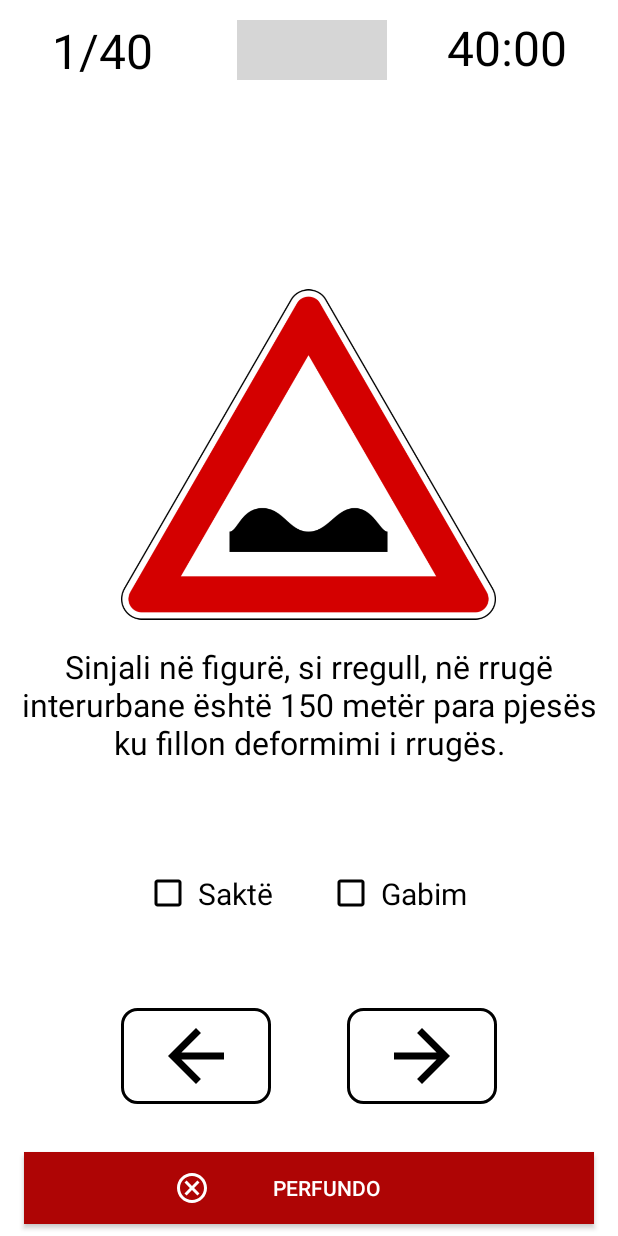
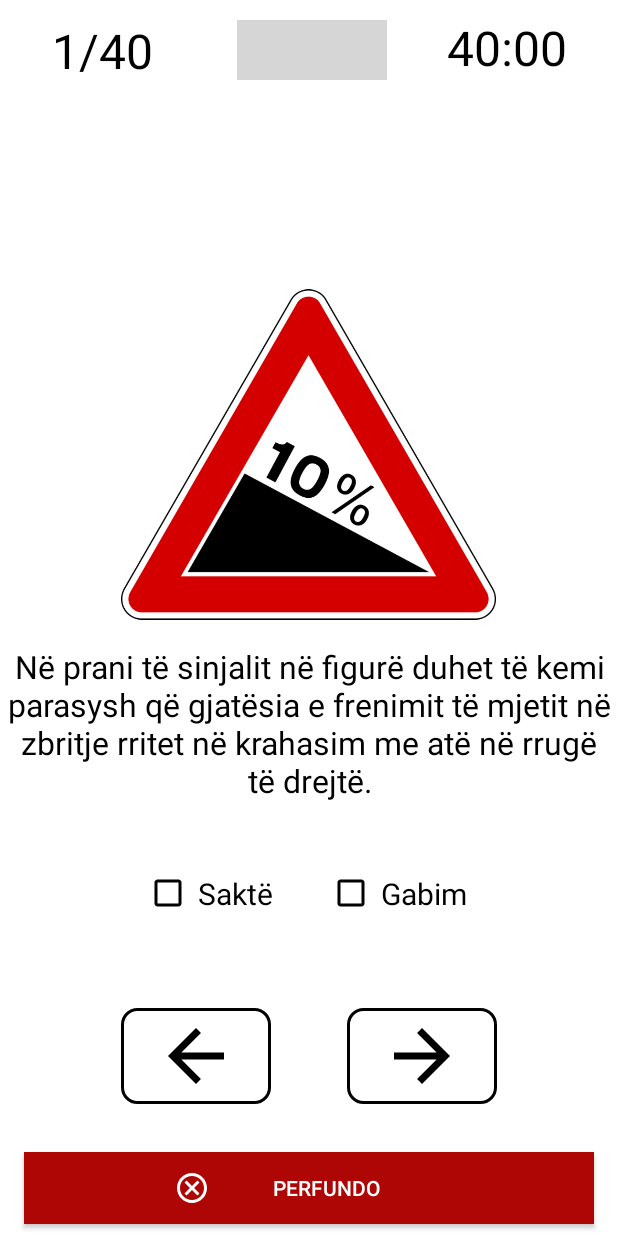
Before and after one commit to arsildo/DrivingLicenseProject, an Android app: the ExamActivity screen opened directly, with no data from a screen before it, on a phone screen of 412 x 824 dp. Run offline under Robolectric (Android 15) with nearby library versions, the phone set to English and light mode, and no system bars; grey boxes are pictures that could not be loaded.

Commit message:
added more

```diff
--- a/app/src/main/java/com/drivinglicenseapk/handling/QuestionAdapter.kt
+++ b/app/src/main/java/com/drivinglicenseapk/handling/QuestionAdapter.kt
@@ -1,6 +1,7 @@
 package com.drivinglicenseapk.handling
 
 
+import android.util.Log
 import android.view.LayoutInflater
 import android.view.View
 import android.view.ViewGroup
@@ -89,7 +90,10 @@ class QuestionAdapter(private val questionData: QuestionData) :
         val wrongMark = holder.wrongMark
         generateIndexes()
         qString.text = questionData.questionStrings[randomIndexes[position]]
+        Log.d("MATCHst","${questionData.questionStrings.size}")
         qImage.setImageResource(questionData.questionImages[randomIndexes[position]])
+        Log.d("MATCHimg","${questionData.questionImages.size}")
+        Log.d("MATCHans","${questionData.questionAnswers.size}")
         wrongMark.isVisible = false
 
 
--- a/app/src/main/java/com/drivinglicenseapk/handling/QuestionData.kt
+++ b/app/src/main/java/com/drivinglicenseapk/handling/QuestionData.kt
@@ -110,6 +110,75 @@ class QuestionData {
         "Sinjali në figurë paralajmëron një kalim në nivel, të pajisur me gjysmëbarriera.",
         "Sinjali në figurë paralajmëron një ndërprerje të rrugës me një linjë hekurudhore të mbrojtur me barriera.",
         //10//
+        "Sinjali në figurë na detyron të ndalojmë para vijës së ndalimit, kur është duke ardhur një tren",
+        "Sinjali në figurë vendoset në rrugë pas sinjalit te rrezikut “KALIM NË NIVEL PA BARRIERA dhe pranë linjës hekurudhore që ndërpret rrugën.",
+        "Sinjali në figurë paralajmëron kryqëzim linjash hekurudhore.",
+        //11//
+        "Sinjali në figurë paralajmëron se po i afrohemi një kalimi ne nivel me dy ose me shumë linja hekurudhore, i paruajtur.",
+        "Në prani të sinjalit në figurë detyrohet ndalimi i mjetit para vijës se ndalimit, nëse ka lëvizje të trenave",
+        "Në prani të sinjalit në figurë duhet të tregojmë kujdes sepse mund të vijë treni si nga njëra linjë ashtu dhe nga tjetra.",
+        "Sinjali në figurë shoqërohet me semafor me dy drita të kuqe.",
+        "Sinjali në figurë lejon qëndrimin e mjetit.",
+        "Sinjali në figurë paralajmëron kalim ne nivel me një pale shina.",
+        //13//
+        "Panelet distancometrike në figurë gjenden para një kalimi në nivel ose para një ure të lëvizshme.",
+        "Paneli me 1 vijë të kuqe në figurë, tregon se në largësinë 50 metër ndodhet një kalim në nivel apo urë e lëvizshme",
+        "Paneli me 2 vija të kuqe në figurë, tregon se në largësinë 100 metër ndodhet një kalim në nivel apo urë e lëvizshme.",
+        "Paneli me 3 vija të kuqe në figurë, tregon se në largësinë 50 metër ndodhet një kalim në nivel apo urë e lëvizshme.",
+        "Panelet distancometrike na detyrojmë të ndalojmë para tyre.",
+        "Panelet distancometrike si në figurë gjenden vetëm në kalimet në nivel pa pengesa.",
+        "Panelet distancometrike si në figurë tregojnë qe rruga është e përmbytur.",
+        "Paneli me 1 vijë të kuqe në figurë, tregon se në largësinë 150 metër ndodhet një kalim në nivel apo urë e lëvizshme.",
+        //13-1//
+        "Paneli me 3 vija të kuqe në figurë, tregon se në largësinë 150 metër ndodhet një kalim në nivel apo urë e lëvizshme.",
+        //13-2//
+        "Sinjali si në figurë tregon se pas 150 metër ndodhet një kalim në nivel i pa mbrojtur",
+        //14//
+        "Sinjali në figurë paralajmëron një linjë tramvaji, të parregulluar me semafor",
+        "Sinjali në figurë paralajmëron një linjë tramvaji që ndërpret ose ngushton karrexhatën",
+        "Në prani të sinjalit në figurë duhet të tregojmë kujdes që të mos pengojmë kalimin e tramvajit.",
+        "Sinjali në figurë paralajmëron një kalim në nivel pa barriera.",
+        "Sinjali në figurë tregon se kemi përparësi ndaj tramvajit tramvajit.",
+        //15//
+        "Sinjali në figurë është një sinjal vertikal që paralajmëron rrezik.",
+        "Sinjali në figurë paralajmëron një vendkalim këmbësorësh të rregulluar me sinjale horizontale.",
+        "Në prani të sinjalit në figurë duhet të tregoni kujdes për t’i dhënë përparësi këmbësorëve që kalojnë mbi vijat e bardha",
+        "Sinjali në figurë gjendet edhe në rrugë urbane.",
+        "Në prani të sinjalit në figurë ndalohet qëndrimi mbi vijat e bardha pasi bllokojmë kalimin e këmbësorëve.",
+        "Në prani të sinjalit në figurë ndalohet parakalimi i mjeteve që po ngadalësojnë shpejtësinë, për t’i dhënë përparësi këmbësorëve.",
+        "Sinjali në figurë paralajmëron një vend që frekuentohet vetëm nga fëmijët.",
+        "Sinjali në figurë ndalon kalimin e këmbësorëve.",
+        "Sinjali në figurë na kujton përdorimin e borive për të tërhequr vëmendjen e këmbësorëve në rrugë.",
+        "Sinjali në figurë kërkon t’u jepet përparësi vetëm fëmijëve që dalin nga shkolla.",
+        //16//
+        "Sinjali në figurë paralajmëron një vendkalim biçikletash të rregulluar me sinjale horizontale",
+        "Në prani të sinjalit në figurë duhet zvogëluar shpejtësia e lëvizjes së mjetit dhe t’i japim përparësi biçikilistëve që kalojnë karrexhatën.",
+        "Në prani të sinjalit në figurë duhet të zvogëlojmë shpejtësinë e lëvizjes së mjetit dhe po të jetë e nevojshme, të ndalojmë lëvizjen.",
+        "Në prani të sinjalit në figurë ndalohet parakalimi i mjeteve që kanë ndaluar për t’i dhënë përparësi biçikilistëve",
+        "Sinjali në figurë vendoset pas çdo vendkalimi për biçikletat.",
+        "Në prani të sinjalit në figurë nuk është e nevojshme te zvogëlohet shpejtësia e lëvizjes së mjetit.",
+        "Sinjali në figurë ndalon qarkullimin e biçikletave.",
+        "Sinjali në figurë vendoset për të treguar gara çiklistike në rrugë.",
+        //17//
+        "Sinjali në figurë është një sinjal vertikal që paralajmëron rrezik.",
+        "Sinjali në figurë, si rregull, në rrugë interurbane është 150 metër para pikës ku fillon zbritja e rrezikshme.",
+        "Sinjali në figurë paralajmëron një zbritje të rrezikshme me pjerrësi 10%.",
+        "Në prani të sinjalit në figurë duhet të kemi parasysh që gjatësia e frenimit të mjetit në zbritje rritet në krahasim me atë në rrugë të drejtë.",
+        "Sinjali në figurë paralajmëron të jemi të kujdesshëm me shpejtësinë e lëvizjes.",
+        "Pas sinjalit në figurë duhet të shmangim përdorimin e shpeshtë të frenave pasi mbinxehen elementët frenues.",
+        "Në prani të sinjalit në figurë duhet të rrisim distancën me mjetet që kemi përpara.",
+        "Në prani të sinjalit në figurë duhet të tregojmë kujdes, sidomos kur rruga është e lagur.",
+        "Në prani të sinjalit në figurë mund ta shtojmë shpejtësinë.",
+        "Sinjali në figurë paralajmëron se nuk lejohet të kalohet shpejtësia prej 10 km/orë.",
+        "Sinjali në figurë kërkon të ecim me marshin më të lartë dhe ta ruajmë shpejtësinë me anën e frenimeve të vazhdueshme.",
+        //18//
+        "Sinjali në figurë është një sinjal vertikal që paralajmëron rrezik.",
+        "Sinjali në figurë paralajmëron një ngjitje të rrezikshme me pjerrësi prej 10%.",
+        "Sinjali në figurë paralajmëron një rrugë me të përpjetë të fortë.",
+        "Sinjali në figurë paralajmëron një pjesë rruge që duhet përshkuar me friksionin e shkelur plotësisht.",
+        "Sinjali në figurë paralajmëron një pjesë rruge me kthesa të ngushta.",
+        "Sinjali në figurë paralajmëron një rrugë në zbritje me pjerrësi 10%",
+        //19//
 
     )
     val noImage = R.drawable.img_overall
@@ -218,7 +287,75 @@ class QuestionData {
         R.drawable.img_9,
         R.drawable.img_9,
         //10//
-
+        R.drawable.img_10,
+        R.drawable.img_10,
+        R.drawable.img_10,
+        //11//
+        R.drawable.img_11,
+        R.drawable.img_11,
+        R.drawable.img_11,
+        R.drawable.img_11,
+        R.drawable.img_11,
+        R.drawable.img_11,
+        //13//
+        R.drawable.img_13,
+        R.drawable.img_13,
+        R.drawable.img_13,
+        R.drawable.img_13,
+        R.drawable.img_13,
+        R.drawable.img_13,
+        R.drawable.img_13,
+        R.drawable.img_13,
+        //13-1//
+        R.drawable.img_13_1,
+        //13-2//
+        R.drawable.img_13_2,
+        //14//
+        R.drawable.img_14,
+        R.drawable.img_14,
+        R.drawable.img_14,
+        R.drawable.img_14,
+        R.drawable.img_14,
+        //15//
+        R.drawable.img_15,
+        R.drawable.img_15,
+        R.drawable.img_15,
+        R.drawable.img_15,
+        R.drawable.img_15,
+        R.drawable.img_15,
+        R.drawable.img_15,
+        R.drawable.img_15,
+        R.drawable.img_15,
+        R.drawable.img_15,
+        //16//
+        R.drawable.img_16,
+        R.drawable.img_16,
+        R.drawable.img_16,
+        R.drawable.img_16,
+        R.drawable.img_16,
+        R.drawable.img_16,
+        R.drawable.img_16,
+        R.drawable.img_16,
+        //17//
+        R.drawable.img_17,
+        R.drawable.img_17,
+        R.drawable.img_17,
+        R.drawable.img_17,
+        R.drawable.img_17,
+        R.drawable.img_17,
+        R.drawable.img_17,
+        R.drawable.img_17,
+        R.drawable.img_17,
+        R.drawable.img_17,
+        R.drawable.img_17,
+        //18//
+        R.drawable.img_18,
+        R.drawable.img_18,
+        R.drawable.img_18,
+        R.drawable.img_18,
+        R.drawable.img_18,
+        R.drawable.img_18,
+        //19//
 
     )
     val questionAnswers = arrayOf(
@@ -297,7 +434,6 @@ class QuestionData {
         "Sakte",
         "Sakte",
         "Sakte",
-        "Sakte",
         "Gabim",
         "Gabim",
         "Gabim",
@@ -327,8 +463,75 @@ class QuestionData {
         "Gabim",
         "Gabim",
         //10//
-
-
+        "Sakte",
+        "Sakte",
+        "Gabim",
+        //11//
+        "Sakte",
+        "Sakte",
+        "Sakte",
+        "Sakte",
+        "Gabim",
+        "Gabim",
+        //13//
+        "Sakte",
+        "Sakte",
+        "Sakte",
+        "Gabim",
+        "Gabim",
+        "Gabim",
+        "Gabim",
+        "Gabim",
+        //13-1//
+        "Sakte",
+        //13-2//
+        "Sakte",
+        //14//
+        "Sakte",
+        "Sakte",
+        "Sakte",
+        "Gabim",
+        "Gabim",
+        //15//
+        "Sakte",
+        "Sakte",
+        "Sakte",
+        "Sakte",
+        "Sakte",
+        "Sakte",
+        "Sakte",
+        "Sakte",
+        "Gabim",
+        "Gabim",
+        //16//
+        "Sakte",
+        "Sakte",
+        "Sakte",
+        "Sakte",
+        "Gabim",
+        "Gabim",
+        "Gabim",
+        "Gabim",
+        //17//
+        "Sakte",
+        "Sakte",
+        "Sakte",
+        "Sakte",
+        "Sakte",
+        "Sakte",
+        "Sakte",
+        "Sakte",
+        "Gabim",
+        "Gabim",
+        "Gabim",
+        //18//
+        "Sakte",
+        "Sakte",
+        "Sakte",
+        "Gabim",
+        "Gabim",
+        "Gabim",
+        //19//
 
     )
 }
```
Also changed, not shown: app/src/main/res/drawable/img_10.png (added), app/src/main/res/drawable/img_11.png (added), app/src/main/res/drawable/img_13.png (added), app/src/main/res/drawable/img_13_1.png (added), app/src/main/res/drawable/img_13_2.png (added), app/src/main/res/drawable/img_14.png (added), app/src/main/res/drawable/img_15.png (added), app/src/main/res/drawable/img_16.png (added), app/src/main/res/drawable/img_17.png (added), app/src/main/res/drawable/img_18.png (added), app/src/main/res/drawable/img_19.png (added), app/src/main/res/drawable/img_20.png (added), app/src/main/res/drawable/img_21.png (added).
